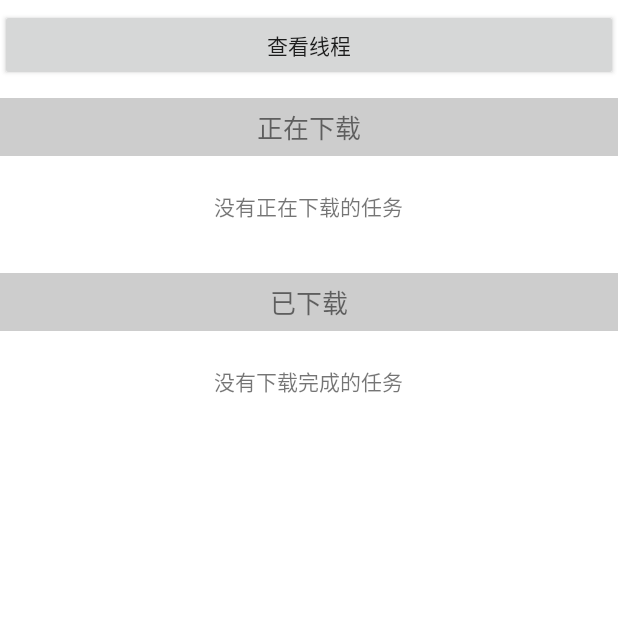
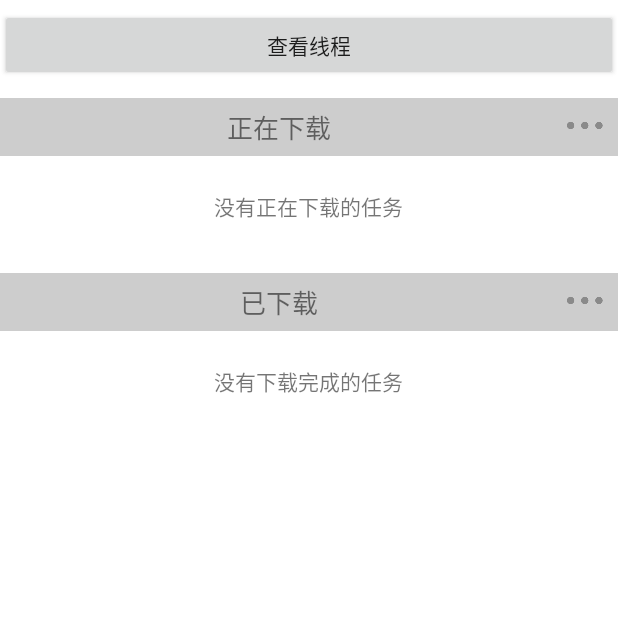
Before and after one commit to 1044786986/Sleep, an Android app: the DownLoadActivity screen opened directly, with no data from a screen before it, on a phone screen of 412 x 824 dp, the top half of it. Run offline under Robolectric (Android 15) with nearby library versions, the phone set to English and light mode, and no system bars; our stand-ins replace EventBus; libraries missing offline, so code that uses them is left out: com.socks.library; network calls fail.

Commit message:
download

```diff
--- a/app/src/main/java/com/example/ljh/sleep/activity/DownLoadActivity.java
+++ b/app/src/main/java/com/example/ljh/sleep/activity/DownLoadActivity.java
@@ -22,6 +22,7 @@ import com.example.ljh.sleep.contract.DownLoadContract;
 import com.example.ljh.sleep.presenter.DownLoadPresenter;
 import com.example.ljh.sleep.ui.SlideBack;
 import com.example.ljh.sleep.utils.CacheThreadPoolUtils;
+import com.socks.library.KLog;
 
 import org.greenrobot.eventbus.EventBus;
 import org.greenrobot.eventbus.Subscribe;
@@ -33,11 +34,18 @@ public class DownLoadActivity extends AppCompatActivity implements DownLoadContr
     private RecyclerView mRvDownLoaded;  //已下载列表
     private TextView tvTip1,tvTip2;     //显示是否有任务的提示
 
-    private PopupWindow mPopupWindow;
+    private PopupWindow mPopupWindow;   //列表item显示的popup
     private TextView tvStartTask;
     private TextView tvCancelTask;
     private TextView tvReLoadTask;
     private View mPopupView;
+
+    private PopupWindow mPopupWindowBottom;//底部显示的popup
+    private View mPopupViewBottom;
+    private TextView tvStart;
+    private TextView tvPause;
+    private TextView tvCancel;
+    private TextView tvBack;
 
     private Button button;
     @Override
@@ -52,6 +60,7 @@ public class DownLoadActivity extends AppCompatActivity implements DownLoadContr
                 Log.i("aaa","PoolSize = " + CacheThreadPoolUtils.getInstance().getPoolSize());
                 Log.i("aaa","CorePoolSize = " + CacheThreadPoolUtils.getInstance().getCorePoolSize());
                 Log.i("aaa","queue.size = " + CacheThreadPoolUtils.getInstance().getQueue());
+                KLog.i("queue = " + CacheThreadPoolUtils.getInstance().getQueueList());
                 Log.i("aaa","ActiveCount = " + CacheThreadPoolUtils.getInstance().getActiveCount());
                 Log.i("aaa","CompletedTaskCount = " +
                         ""+CacheThreadPoolUtils.getInstance().getCompletedTaskCount());
@@ -87,6 +96,10 @@ public class DownLoadActivity extends AppCompatActivity implements DownLoadContr
             mDownLoadPresenter.updateProgress((DownLoadBean) busBean.getObject());
         }else if(busBean.getType().equals("onDownFinish")){
             mDownLoadPresenter.downLoadFinish((DownLoadBean) busBean.getObject());
+        }else if(busBean.getType().equals("download_error")){
+            mDownLoadPresenter.downLoadFailed((DownLoadBean) busBean.getObject());
+        }else if(busBean.getType().equals("onDownPause")){
+            mDownLoadPresenter.downLoadPause((DownLoadBean) busBean.getObject());
         }
     }
 
@@ -109,16 +122,28 @@ public class DownLoadActivity extends AppCompatActivity implements DownLoadContr
         tvStartTask = mPopupView.findViewById(R.id.tvStart);
         tvCancelTask = mPopupView.findViewById(R.id.tvCancel);
         tvReLoadTask = mPopupView.findViewById(R.id.tvReLoad);
-//        tvStartTask = mPopupView.findViewById()
         int width = (int) getResources().getDimension(R.dimen.dp_80);
-        mPopupWindow = new PopupWindow(mPopupView,width
+        mPopupWindow = new PopupWindow(mPopupView,ViewGroup.LayoutParams.WRAP_CONTENT
                 , ViewGroup.LayoutParams.WRAP_CONTENT,true);
         mPopupWindow.setOutsideTouchable(true);
         mPopupWindow.setBackgroundDrawable(new ColorDrawable(Color.TRANSPARENT));
+
+
+        mPopupViewBottom = LayoutInflater.from(this).inflate(R.layout.popup_bottom_download,null);
+        tvStart = mPopupViewBottom.findViewById(R.id.tvStart);
+        tvPause = mPopupViewBottom.findViewById(R.id.tvPause);
+        tvCancel = mPopupViewBottom.findViewById(R.id.tvCancel);
+        tvBack = mPopupViewBottom.findViewById(R.id.tvBack);
+//        mPopupWindowBottom = new PopupWindow(mPopupViewBottom,)
     }
 
     @Override
     public void showPopupWindow(View view, final DownLoadBean bean) {
+        if(bean.getStatus() == DownLoadBean.DOWNLOAD_ING){
+            tvStartTask.setText("暂停下载");
+        }else{
+            tvStartTask.setText("开始下载");
+        }
         tvStartTask.setOnClickListener(new View.OnClickListener() {
             @Override
             public void onClick(View view) {
@@ -190,6 +215,10 @@ public class DownLoadActivity extends AppCompatActivity implements DownLoadContr
     @Override
     protected void onDestroy() {
         super.onDestroy();
+
+        mDownLoadPresenter = null;
+        mPopupView = null;
+        mPopupViewBottom = null;
 //        EventBus.getDefault().unregister(this);
     }
 }
--- a/app/src/main/java/com/example/ljh/sleep/callback/DownLoadCallback.java
+++ b/app/src/main/java/com/example/ljh/sleep/callback/DownLoadCallback.java
@@ -10,5 +10,4 @@ public interface DownLoadCallback {
     void onDowning(DownLoadBean downLoadBean);
     void onDownFinish(DownLoadBean downLoadBean);
     void onFailed(DownLoadBean downLoadBean,String error);
-    boolean onExist();
 }
--- a/app/src/main/java/com/example/ljh/sleep/contract/DownLoadContract.java
+++ b/app/src/main/java/com/example/ljh/sleep/contract/DownLoadContract.java
@@ -30,8 +30,11 @@ public class DownLoadContract {
         void cancelTask(DownLoadBean downLoadBean);         //取消任务
         void reLoadTask(DownLoadBean downLoadBean);         //重新下载任务
         void downLoadFinish(DownLoadBean downLoadBean);     //任务下载完成
+        void downLoadFailed(DownLoadBean downLoadBean);
+        void downLoadPause(DownLoadBean downLoadBean);
         void initRvAdapterDownLoaded(RecyclerView recyclerView);
         void initRvAdapterDownLoading(RecyclerView recyclerView);
+        void recycle();
     }
 
     public interface DownLoadModel{
--- a/app/src/main/java/com/example/ljh/sleep/contract/MainContract.java
+++ b/app/src/main/java/com/example/ljh/sleep/contract/MainContract.java
@@ -47,7 +47,8 @@ public class MainContract {
         void updateSecondProgress(int progress);        //加载缓冲进度条
         void seekToProgress();                          //拖动进度条播放音乐
         void getCurPosition();                          //获取当前音乐播放的时长
-        void downLoad(Object o,int downLoadType);       //下载音频
+        void downLoad(DownLoadBean bean,int downLoadType);//下载音频
+        void downLoadContinue(DownLoadBean bean);       //继续下载
         void reLoad(DownLoadBean downLoadBean);         //重新下载音频
         void rotationLogo();                            //开始旋转悬浮Logo
         void stopRotationLogo();                        //暂停旋转悬浮Logo
--- a/app/src/main/java/com/example/ljh/sleep/utils/CacheThreadPoolUtils.java
+++ b/app/src/main/java/com/example/ljh/sleep/utils/CacheThreadPoolUtils.java
@@ -1,5 +1,6 @@
 package com.example.ljh.sleep.utils;
 
+import java.util.concurrent.BlockingQueue;
 import java.util.concurrent.LinkedBlockingQueue;
 import java.util.concurrent.ThreadPoolExecutor;
 import java.util.concurrent.TimeUnit;
@@ -49,6 +50,10 @@ public class CacheThreadPoolUtils {
         return threadPoolExecutor.getQueue().size();
     }
 
+    public BlockingQueue getQueueList(){
+        return threadPoolExecutor.getQueue();
+    }
+
     public int  getActiveCount(){
         return threadPoolExecutor.getActiveCount();
     }
--- a/app/src/main/res/layout/activity_download.xml
+++ b/app/src/main/res/layout/activity_download.xml
@@ -11,15 +11,45 @@
         android:layout_width="match_parent"
         android:layout_height="wrap_content" />
 
+    <LinearLayout
+        android:orientation="horizontal"
+        android:background="#cdcdcd"
+        android:gravity="center"
+        android:layout_marginTop="@dimen/dp_10"
+        android:layout_width="match_parent"
+        android:layout_height="wrap_content">
     <TextView
         android:text="正在下载"
         android:textSize="@dimen/sp_15"
-        android:background="#cdcdcd"
         android:gravity="center"
         android:padding="@dimen/dp_5"
-        android:layout_marginTop="@dimen/dp_10"
-        android:layout_width="match_parent"
+        android:layout_weight="1"
+        android:layout_width="0dp"
         android:layout_height="wrap_content" />
+
+        <ImageView
+            android:id="@+id/ivDownLoadingMore"
+            android:src="@drawable/more"
+            android:layout_marginRight="@dimen/dp_5"
+            android:layout_width="@dimen/dp_30"
+            android:layout_height="@dimen/dp_30" />
+</LinearLayout>
+
+    <LinearLayout
+        android:id="@+id/linearLayout_downloadingAll"
+        android:orientation="horizontal"
+        android:visibility="gone"
+        android:layout_width="wrap_content"
+        android:layout_height="wrap_content">
+    <CheckBox
+        android:id="@+id/cbDownLoadingAll"
+        android:layout_width="wrap_content"
+        android:layout_height="wrap_content" />
+        <TextView
+            android:text="全选"
+            android:layout_width="wrap_content"
+            android:layout_height="wrap_content" />
+</LinearLayout>
 
     <TextView
         android:id="@+id/tvTip1"
@@ -35,15 +65,45 @@
         android:layout_width="match_parent"
         android:layout_height="wrap_content"></android.support.v7.widget.RecyclerView>
 
-    <TextView
-        android:text="已下载"
-        android:textSize="@dimen/sp_15"
+    <LinearLayout
+        android:orientation="horizontal"
         android:background="#cdcdcd"
         android:gravity="center"
-        android:padding="@dimen/dp_5"
         android:layout_marginTop="@dimen/dp_10"
         android:layout_width="match_parent"
-        android:layout_height="wrap_content" />
+        android:layout_height="wrap_content">
+        <TextView
+            android:text="已下载"
+            android:textSize="@dimen/sp_15"
+            android:gravity="center"
+            android:padding="@dimen/dp_5"
+            android:layout_weight="1"
+            android:layout_width="0dp"
+            android:layout_height="wrap_content" />
+
+        <ImageView
+            android:id="@+id/ivDownLoadedMore"
+            android:src="@drawable/more"
+            android:layout_marginRight="@dimen/dp_5"
+            android:layout_width="@dimen/dp_30"
+            android:layout_height="@dimen/dp_30" />
+    </LinearLayout>
+
+    <LinearLayout
+        android:id="@+id/linearLayout_downloadedAll"
+        android:orientation="horizontal"
+        android:visibility="gone"
+        android:layout_width="wrap_content"
+        android:layout_height="wrap_content">
+        <CheckBox
+            android:id="@+id/cbDownLoadedAll"
+            android:layout_width="wrap_content"
+            android:layout_height="wrap_content" />
+        <TextView
+            android:text="全选"
+            android:layout_width="wrap_content"
+            android:layout_height="wrap_content" />
+    </LinearLayout>
 
     <TextView
         android:id="@+id/tvTip2"
--- a/app/src/main/res/layout/item_downloading.xml
+++ b/app/src/main/res/layout/item_downloading.xml
@@ -15,6 +15,8 @@
     <CheckBox
         android:id="@+id/cbSelect"
         android:visibility="gone"
+        android:enabled="true"
+        android:layout_marginLeft="@dimen/dp_10"
         android:layout_width="wrap_content"
         android:layout_height="wrap_content" />
 
--- a/app/src/main/res/layout/popup_download.xml
+++ b/app/src/main/res/layout/popup_download.xml
@@ -2,7 +2,7 @@
 <LinearLayout xmlns:android="http://schemas.android.com/apk/res/android"
     android:orientation="vertical" android:layout_width="@dimen/dp_80"
     android:layout_height="wrap_content"
-    android:background="#ffffff">
+    android:background="#90ffffff">
 
     <TextView
         android:id="@+id/tvStart"
```
Also changed, not shown: app/build.gradle (+7 -0 lines), app/src/main/java/com/example/ljh/sleep/adapter/RvAdapterDownLoading.java (+20 -1 lines), app/src/main/java/com/example/ljh/sleep/adapter/RvAdapter_ShowStory.java (+9 -1 lines), app/src/main/java/com/example/ljh/sleep/presenter/DownLoadPresenter.java (+41 -4 lines), app/src/main/java/com/example/ljh/sleep/presenter/MainPresenter.java (+19 -47 lines), app/src/main/java/com/example/ljh/sleep/utils/DownLoadTask.java (+98 -90 lines), app/src/main/java/com/example/ljh/sleep/utils/DownLoadUtils.java (+65 -12 lines), app/src/main/java/com/example/ljh/sleep/utils/DownLoadUtils2.java (+43 -52 lines), app/src/main/java/com/example/ljh/sleep/utils/IRetrofit.java (+3 -4 lines), app/src/main/java/com/example/ljh/sleep/utils/RetrofitUtils.java (+12 -1 lines), app/src/main/java/com/example/ljh/sleep/utils/SQLiteUtils.java (+8 -1 lines), app/src/main/res/layout/popup_bottom_download.xml (added, +46 -0 lines).
